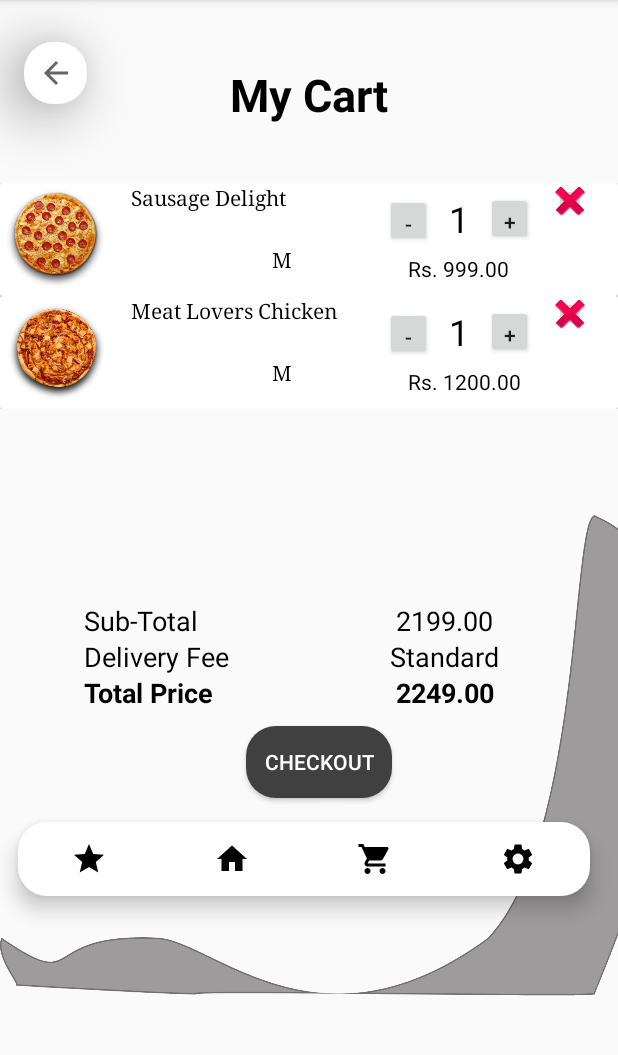
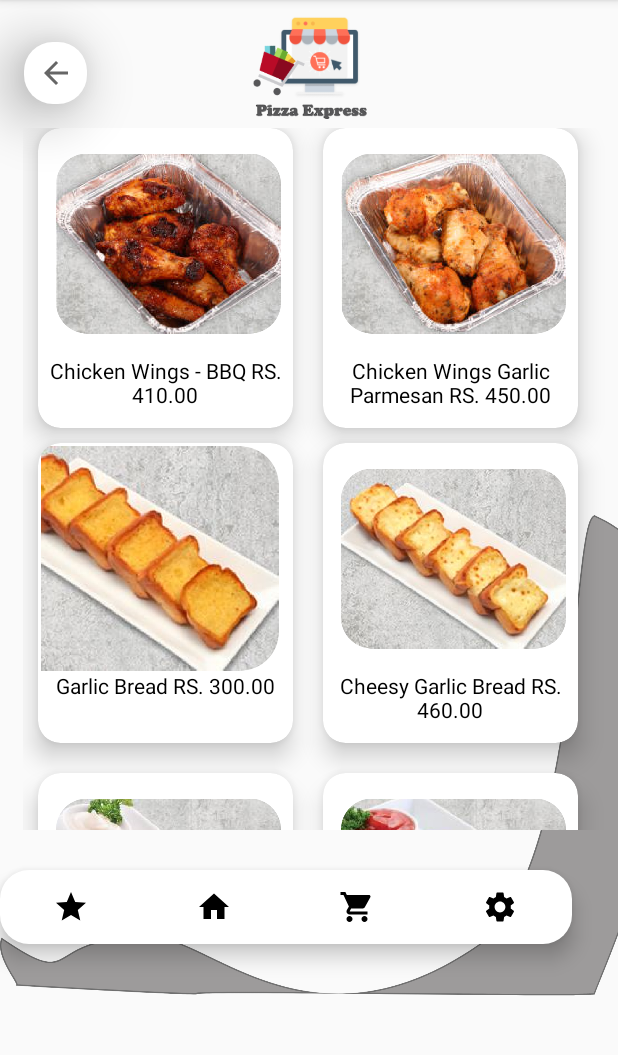
Before and after one commit to Bsewmina/MAD-Project, an Android app: the screen it shows after launch (MyCart before the commit, CategorySides after it), on a phone screen of 412 x 824 dp, the part 84-1139 px from its top. Run offline under Robolectric (Android 15) with nearby library versions, the phone set to English and light mode, and no system bars.

Commit message:
sides category created

```diff
--- a/app/src/main/AndroidManifest.xml
+++ b/app/src/main/AndroidManifest.xml
@@ -44,6 +44,11 @@
 
 
         <activity android:name=".MyCart">
+
+        </activity>
+
+
+        <activity android:name=".CategorySides">
             <intent-filter>
                 <action android:name="android.intent.action.MAIN" />
 
--- /dev/null
+++ b/app/src/main/java/com/example/pizzaexpress/CategorySides.java
@@ -0,0 +1,14 @@
+package com.example.pizzaexpress;
+
+import android.app.Activity;
+import android.os.Bundle;
+
+import androidx.appcompat.app.AppCompatActivity;
+
+public class CategorySides extends AppCompatActivity {
+    @Override
+    protected void onCreate(Bundle savedInstanceState) {
+        super.onCreate(savedInstanceState);
+        setContentView(R.layout.activity_category_sides);
+    }
+}
--- /dev/null
+++ b/app/src/main/res/layout/activity_category_sides.xml
@@ -0,0 +1,296 @@
+<?xml version="1.0" encoding="utf-8"?>
+<androidx.constraintlayout.widget.ConstraintLayout
+    xmlns:android="http://schemas.android.com/apk/res/android"
+    xmlns:app="http://schemas.android.com/apk/res-auto"
+    xmlns:tools="http://schemas.android.com/tools"
+    android:layout_width="match_parent"
+    android:layout_height="match_parent"
+    tools:context=".CategorySides">
+
+    <ImageView
+        android:id="@+id/imageView5"
+        android:layout_width="451dp"
+        android:layout_height="327dp"
+        android:layout_marginTop="340dp"
+        android:src="@drawable/background"
+        app:layout_constraintStart_toStartOf="parent"
+        app:layout_constraintTop_toTopOf="parent" />
+
+    <ImageButton
+        android:id="@+id/imageButton"
+        android:layout_width="42dp"
+        android:layout_height="41dp"
+        android:layout_marginStart="16dp"
+        android:layout_marginTop="28dp"
+        android:background="@drawable/back_button"
+        android:elevation="25dp"
+        app:layout_constraintStart_toStartOf="parent"
+        app:layout_constraintTop_toTopOf="parent"
+        app:srcCompat="?attr/homeAsUpIndicator" />
+
+    <ImageView
+        android:id="@+id/titleImage"
+        android:layout_width="100dp"
+        android:layout_height="70dp"
+        android:layout_marginTop="10dp"
+        android:contentDescription="@string/OrdHis_backIconTxt"
+        android:src="@drawable/pizza_express_img"
+        app:layout_constraintEnd_toEndOf="parent"
+        app:layout_constraintHorizontal_bias="0.498"
+        app:layout_constraintStart_toStartOf="parent"
+        app:layout_constraintTop_toTopOf="parent" />
+
+
+    <com.google.android.material.bottomnavigation.BottomNavigationView
+        android:layout_width="381dp"
+        android:layout_height="49dp"
+        android:layout_marginTop="580dp"
+        android:background="@drawable/back_button"
+        app:itemIconTint="@android:color/black"
+        app:itemTextColor="@android:color/black"
+        app:labelVisibilityMode="unlabeled"
+        app:layout_constraintStart_toStartOf="parent"
+        app:layout_constraintTop_toTopOf="parent"
+        app:menu="@menu/bottom_navigation" />
+
+    <ScrollView
+        android:id="@+id/scrollView2"
+        android:layout_width="match_parent"
+        android:layout_height="473dp"
+        app:layout_constraintEnd_toEndOf="parent"
+        app:layout_constraintStart_toStartOf="parent"
+        app:layout_constraintTop_toBottomOf="@+id/titleImage">
+
+        <androidx.gridlayout.widget.GridLayout
+            android:layout_width="match_parent"
+            android:layout_height="wrap_content"
+            android:paddingStart="15dp"
+            android:paddingTop="5dp"
+            app:alignmentMode="alignMargins"
+            app:columnCount="2"
+            app:rowCount="3"
+            tools:ignore="RtlSymmetry">
+
+            <androidx.cardview.widget.CardView
+
+                android:layout_width="170dp"
+                android:layout_height="200dp"
+                android:layout_marginStart="10dp"
+                app:cardCornerRadius="15dp"
+                app:cardElevation="10dp">
+
+                <LinearLayout
+                    android:layout_width="match_parent"
+                    android:layout_height="match_parent"
+                    android:layout_margin="2dp"
+                    android:orientation="vertical">
+
+
+                    <ImageView
+                        android:id="@+id/imagePizza1"
+                        android:layout_width="150dp"
+                        android:layout_height="150dp"
+                        android:layout_marginStart="10dp"
+                        android:src="@drawable/chicken_wings_bbq"
+                        android:contentDescription="@string/image" />
+
+                    <TextView
+                        android:layout_width="match_parent"
+                        android:layout_height="match_parent"
+                        android:text="@string/side1"
+                        android:textAlignment="center"
+                        android:textColor="#000" />
+
+                </LinearLayout>
+
+            </androidx.cardview.widget.CardView>
+
+
+            <androidx.cardview.widget.CardView
+
+                android:layout_width="170dp"
+                android:layout_height="200dp"
+                android:layout_marginStart="10dp"
+                app:cardCornerRadius="15dp"
+                app:cardElevation="10dp">
+
+                <LinearLayout
+                    android:layout_width="match_parent"
+                    android:layout_height="match_parent"
+                    android:layout_margin="2dp"
+                    android:orientation="vertical"
+                    tools:ignore="UseCompoundDrawables">
+
+
+                    <ImageView
+                        android:id="@+id/imagePizza2"
+                        android:layout_width="150dp"
+                        android:layout_height="150dp"
+                        android:layout_marginStart="10dp"
+                        android:contentDescription="@string/image"
+                        android:src="@drawable/chicken_wings_garlic_parmesan" />
+
+                    <TextView
+                        android:layout_width="match_parent"
+                        android:layout_height="match_parent"
+                        android:text="@string/side2"
+                        android:textAlignment="center"
+                        android:textColor="#000" />
+
+                </LinearLayout>
+
+            </androidx.cardview.widget.CardView>
+
+
+            <androidx.cardview.widget.CardView
+
+                android:layout_width="170dp"
+                android:layout_height="200dp"
+                android:layout_margin="10dp"
+                app:cardCornerRadius="15dp"
+                app:cardElevation="10dp">
+
+                <LinearLayout
+                    android:layout_width="match_parent"
+                    android:layout_height="match_parent"
+                    android:layout_margin="2dp"
+                    android:orientation="vertical"
+                    tools:ignore="UseCompoundDrawables">
+
+
+                    <ImageView
+                        android:id="@+id/imagePizza3"
+                        android:layout_width="110dp"
+                        android:layout_height="150dp"
+                        android:layout_marginStart="10dp"
+                        android:contentDescription="@string/image"
+                        android:scaleX="1.7"
+                        android:scaleY="1.7"
+                        android:src="@drawable/garlic_bread" />
+
+                    <TextView
+                        android:layout_width="match_parent"
+                        android:layout_height="match_parent"
+                        android:text="@string/side3"
+                        android:textAlignment="center"
+                        android:textColor="#000" />
+
+                </LinearLayout>
+
+            </androidx.cardview.widget.CardView>
+
+
+            <androidx.cardview.widget.CardView
+
+                android:layout_width="170dp"
+                android:layout_height="200dp"
+                android:layout_margin="10dp"
+                app:cardCornerRadius="15dp"
+                app:cardElevation="10dp">
+
+                <LinearLayout
+                    android:layout_width="match_parent"
+                    android:layout_height="match_parent"
+                    android:layout_margin="2dp"
+                    android:orientation="vertical"
+                    tools:ignore="UseCompoundDrawables">
+
+
+                    <ImageView
+                        android:id="@+id/imagePizza4"
+                        android:layout_width="150dp"
+                        android:layout_height="150dp"
+                        android:layout_marginStart="10dp"
+                        android:contentDescription="@string/image"
+                        android:src="@drawable/cheesy_garlic_bread" />
+
+                    <TextView
+                        android:layout_width="match_parent"
+                        android:layout_height="match_parent"
+                        android:text="@string/side4"
+                        android:textAlignment="center"
+                        android:textColor="#000" />
+
+                </LinearLayout>
+
+            </androidx.cardview.widget.CardView>
+
+
+            <androidx.cardview.widget.CardView
+
+                android:layout_width="170dp"
+                android:layout_height="200dp"
+                android:layout_margin="10dp"
+                app:cardCornerRadius="15dp"
+                app:cardElevation="10dp">
+
+                <LinearLayout
+                    android:layout_width="match_parent"
+                    android:layout_height="match_parent"
+                    android:layout_margin="2dp"
+                    android:orientation="vertical"
+                    tools:ignore="UseCompoundDrawables">
+
+
+                    <ImageView
+                        android:id="@+id/imagePizza5"
+                        android:layout_width="150dp"
+                        android:layout_height="150dp"
+                        android:layout_marginStart="10dp"
+                        android:contentDescription="@string/image"
+                        android:src="@drawable/potato_wedges" />
+
+                    <TextView
+                        android:layout_width="match_parent"
+                        android:layout_height="match_parent"
+                        android:text="@string/side5"
+                        android:textAlignment="center"
+                        android:textColor="#000" />
+
+                </LinearLayout>
+
+            </androidx.cardview.widget.CardView>
+
+
+            <androidx.cardview.widget.CardView
+
+                android:layout_width="170dp"
+                android:layout_height="200dp"
+                android:layout_margin="10dp"
+                app:cardCornerRadius="15dp"
+                app:cardElevation="10dp">
+
+                <LinearLayout
+                    android:layout_width="match_parent"
+                    android:layout_height="match_parent"
+                    android:layout_margin="2dp"
+                    android:orientation="vertical"
+                    tools:ignore="UseCompoundDrawables">
+
+
+                    <ImageView
+                        android:id="@+id/imagePizza6"
+                        android:layout_width="150dp"
+                        android:layout_height="150dp"
+                        android:layout_marginStart="10dp"
+                        android:contentDescription="@string/image"
+                        android:src="@drawable/spicychickencheeseballs" />
+
+                    <TextView
+                        android:layout_width="match_parent"
+                        android:layout_height="match_parent"
+                        android:text="@string/side6"
+                        android:textAlignment="center"
+                        android:textColor="#000" />
+
+                </LinearLayout>
+
+            </androidx.cardview.widget.CardView>
+
+
+        </androidx.gridlayout.widget.GridLayout>
+
+
+    </ScrollView>
+
+</androidx.constraintlayout.widget.ConstraintLayout>
--- a/app/src/main/res/values/strings.xml
+++ b/app/src/main/res/values/strings.xml
@@ -58,4 +58,14 @@
     <string name="checkout_btn">CHECKOUT</string>
 
 
+
+
+    <string name="side1">Chicken Wings - BBQ RS.  410.00</string>
+    <string name="side2">Chicken Wings Garlic Parmesan RS. 450.00</string>
+    <string name="side3">Garlic Bread RS. 300.00</string>
+    <string name="side4">Cheesy Garlic Bread RS. 460.00</string>
+    <string name="side5">Potato Wedges RS. 420.00</string>
+    <string name="side6">Spicy Chicken Cheeseballs RS. 440.00</string>
+
+
 </resources>
```
Also changed, not shown: app/src/main/res/drawable/cheesy_garlic_bread.png (added), app/src/main/res/drawable/chicken_wings_bbq.png (added), app/src/main/res/drawable/chicken_wings_garlic_parmesan.png (added), app/src/main/res/drawable/garlic_bread.png (added), app/src/main/res/drawable/potato_wedges.png (added), app/src/main/res/drawable/spicychickencheeseballs.png (added).
